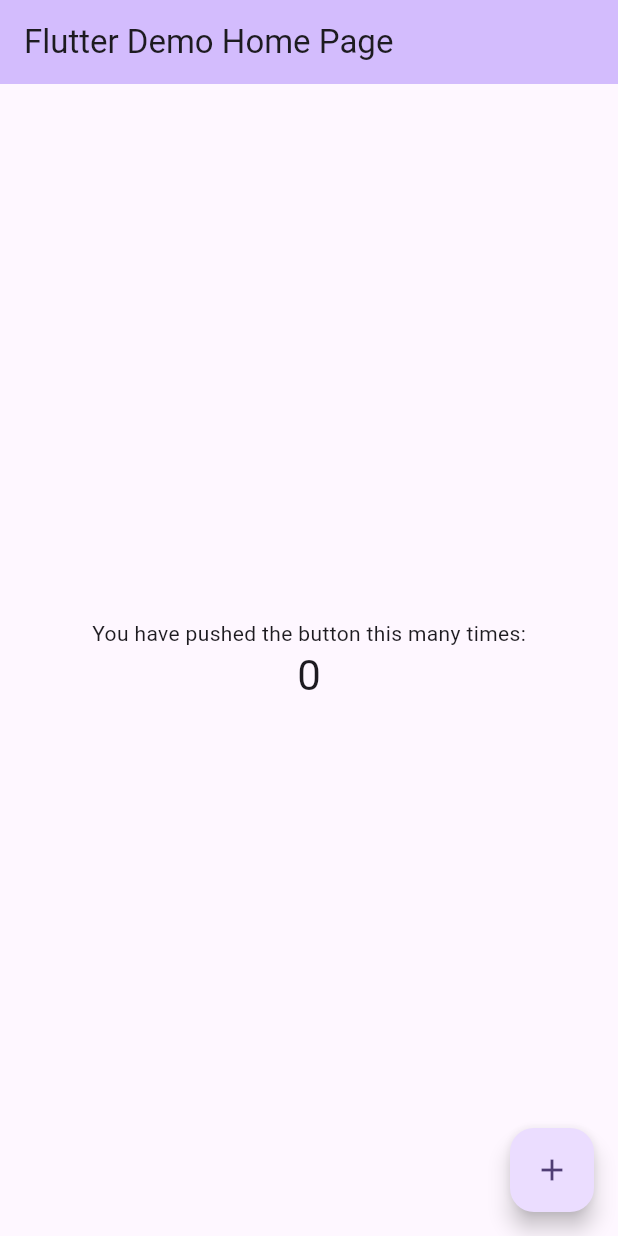
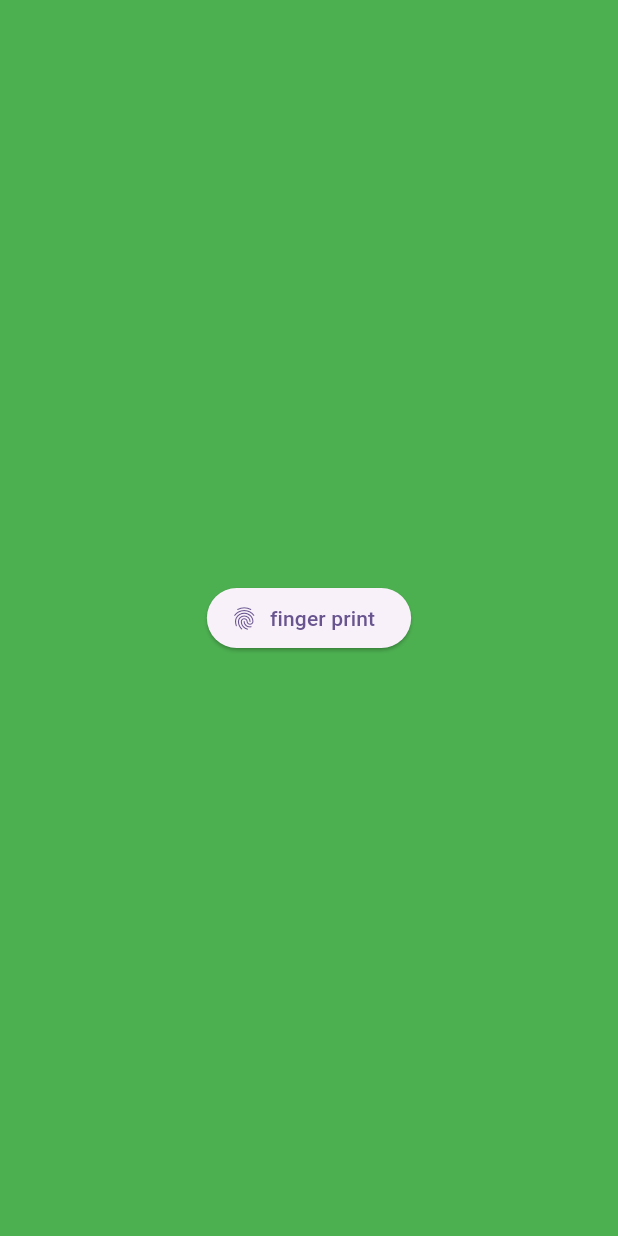
Before and after one commit to ReentaKim/flutter_tutorial_fingerprint, a Flutter app: the screen it shows after launch, on a phone screen of 412 x 824 dp. Run offline on Flutter 3.47's test engine with Material 3 defaults, Android fonts, the phone set to English and light mode, and no system bars; our stand-ins replace local_auth.

Commit message:
local_auth add

```diff
--- /dev/null
+++ b/lib/auth/view/auth_screen.dart
@@ -0,0 +1,55 @@
+import 'package:flutter/material.dart';
+import 'package:flutter_tutorial_fingerprint/home/view/home_screen.dart';
+import 'package:local_auth/local_auth.dart';
+
+class AuthScreen extends StatefulWidget {
+  const AuthScreen({super.key});
+
+  @override
+  State<AuthScreen> createState() => _AuthScreenState();
+}
+
+class _AuthScreenState extends State<AuthScreen> {
+  final LocalAuthentication _auth = LocalAuthentication();
+
+  checkAuthentication() async {
+    bool isAvailable;
+    isAvailable = await _auth.canCheckBiometrics;
+    print(isAvailable);
+
+    if (isAvailable) {
+      bool result = await _auth.authenticate(
+        options: const AuthenticationOptions(),
+        localizedReason: 'Scan your finger to proceed',
+      );
+
+      if (result) {
+        if (mounted) {
+          Navigator.of(context).push(
+            MaterialPageRoute(
+              builder: (_) => const HomeScreen(),
+            ),
+          );
+        }
+      } else {
+        print('Permission Denied!');
+      }
+    } else {
+      print('Biometrics not available');
+    }
+  }
+
+  @override
+  Widget build(BuildContext context) {
+    return Scaffold(
+      backgroundColor: Colors.green,
+      body: Center(
+        child: ElevatedButton.icon(
+          onPressed: checkAuthentication,
+          icon: Icon(Icons.fingerprint_outlined),
+          label: Text('finger print'),
+        ),
+      ),
+    );
+  }
+}
--- a/lib/main.dart
+++ b/lib/main.dart
@@ -1,4 +1,5 @@
 import 'package:flutter/material.dart';
+import 'package:flutter_tutorial_fingerprint/auth/view/auth_screen.dart';
 
 void main() {
   runApp(const MyApp());
@@ -11,115 +12,11 @@ class MyApp extends StatelessWidget {
   @override
   Widget build(BuildContext context) {
     return MaterialApp(
-      title: 'Flutter Demo',
       theme: ThemeData(
-        // This is the theme of your application.
-        //
-        // TRY THIS: Try running your application with "flutter run". You'll see
-        // the application has a purple toolbar. Then, without quitting the app,
-        // try changing the seedColor in the colorScheme below to Colors.green
-        // and then invoke "hot reload" (save your changes or press the "hot
-        // reload" button in a Flutter-supported IDE, or press "r" if you used
-        // the command line to start the app).
-        //
-        // Notice that the counter didn't reset back to zero; the application
-        // state is not lost during the reload. To reset the state, use hot
-        // restart instead.
-        //
-        // This works for code too, not just values: Most code changes can be
-        // tested with just a hot reload.
         colorScheme: ColorScheme.fromSeed(seedColor: Colors.deepPurple),
         useMaterial3: true,
       ),
-      home: const MyHomePage(title: 'Flutter Demo Home Page'),
+      home: const AuthScreen(),
     );
   }
 }
-
-class MyHomePage extends StatefulWidget {
-  const MyHomePage({super.key, required this.title});
-
-  // This widget is the home page of your application. It is stateful, meaning
-  // that it has a State object (defined below) that contains fields that affect
-  // how it looks.
-
-  // This class is the configuration for the state. It holds the values (in this
-  // case the title) provided by the parent (in this case the App widget) and
-  // used by the build method of the State. Fields in a Widget subclass are
-  // always marked "final".
-
-  final String title;
-
-  @override
-  State<MyHomePage> createState() => _MyHomePageState();
-}
-
-class _MyHomePageState extends State<MyHomePage> {
-  int _counter = 0;
-
-  void _incrementCounter() {
-    setState(() {
-      // This call to setState tells the Flutter framework that something has
-      // changed in this State, which causes it to rerun the build method below
-      // so that the display can reflect the updated values. If we changed
-      // _counter without calling setState(), then the build method would not be
-      // called again, and so nothing would appear to happen.
-      _counter++;
-    });
-  }
-
-  @override
-  Widget build(BuildContext context) {
-    // This method is rerun every time setState is called, for instance as done
-    // by the _incrementCounter method above.
-    //
-    // The Flutter framework has been optimized to make rerunning build methods
-    // fast, so that you can just rebuild anything that needs updating rather
-    // than having to individually change instances of widgets.
-    return Scaffold(
-      appBar: AppBar(
-        // TRY THIS: Try changing the color here to a specific color (to
-        // Colors.amber, perhaps?) and trigger a hot reload to see the AppBar
-        // change color while the other colors stay the same.
-        backgroundColor: Theme.of(context).colorScheme.inversePrimary,
-        // Here we take the value from the MyHomePage object that was created by
-        // the App.build method, and use it to set our appbar title.
-        title: Text(widget.title),
-      ),
-      body: Center(
-        // Center is a layout widget. It takes a single child and positions it
-        // in the middle of the parent.
-        child: Column(
-          // Column is also a layout widget. It takes a list of children and
-          // arranges them vertically. By default, it sizes itself to fit its
-          // children horizontally, and tries to be as tall as its parent.
-          //
-          // Column has various properties to control how it sizes itself and
-          // how it positions its children. Here we use mainAxisAlignment to
-          // center the children vertically; the main axis here is the vertical
-          // axis because Columns are vertical (the cross axis would be
-          // horizontal).
-          //
-          // TRY THIS: Invoke "debug painting" (choose the "Toggle Debug Paint"
-          // action in the IDE, or press "p" in the console), to see the
-          // wireframe for each widget.
-          mainAxisAlignment: MainAxisAlignment.center,
-          children: <Widget>[
-            const Text(
-              'You have pushed the button this many times:',
-            ),
-            Text(
-              '$_counter',
-              style: Theme.of(context).textTheme.headlineMedium,
-            ),
-          ],
-        ),
-      ),
-      floatingActionButton: FloatingActionButton(
-        onPressed: _incrementCounter,
-        tooltip: 'Increment',
-        child: const Icon(Icons.add),
-      ), // This trailing comma makes auto-formatting nicer for build methods.
-    );
-  }
-}
--- a/pubspec.yaml
+++ b/pubspec.yaml
@@ -35,6 +35,7 @@ dependencies:
   # The following adds the Cupertino Icons font to your application.
   # Use with the CupertinoIcons class for iOS style icons.
   cupertino_icons: ^1.0.6
+  local_auth: ^2.2.0
 
 dev_dependencies:
   flutter_test:
```
Also changed, not shown: lib/home/view/home_screen.dart (added, +13 -0 lines), pubspec.lock, 9 other files.
